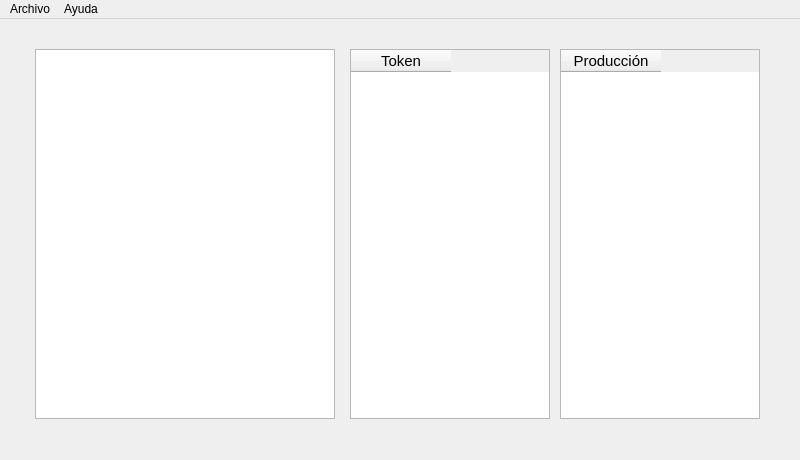
Qt form mainwindow.ui (josearg150/AnalizadorSintactico) before a commit.
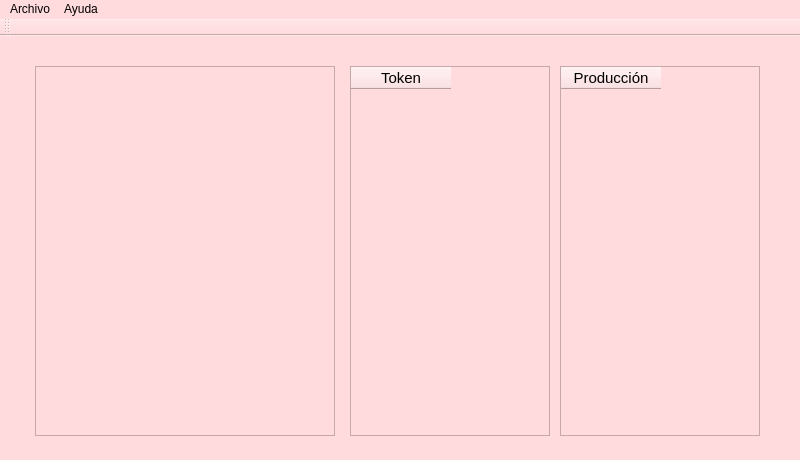
The same form after that commit.

Diff of the .ui file:
```diff
--- a/mainwindow.ui
+++ b/mainwindow.ui
@@ -13,6 +13,11 @@
   <property name="windowTitle">
    <string>Analizador L&amp;S</string>
   </property>
+  <property name="styleSheet">
+   <string notr="true">background-color: rgb(255, 219, 221);
+font: 8pt &quot;JetBrains Mono&quot;;
+</string>
+  </property>
   <widget class="QWidget" name="centralwidget">
    <widget class="QTableWidget" name="tokens">
     <property name="geometry">
@@ -23,6 +28,9 @@
       <height>370</height>
      </rect>
     </property>
+    <property name="styleSheet">
+     <string notr="true">font: 8pt &quot;JetBrains Mono&quot;;</string>
+    </property>
     <property name="lineWidth">
      <number>1</number>
     </property>
@@ -50,6 +58,9 @@
       <height>370</height>
      </rect>
     </property>
+    <property name="styleSheet">
+     <string notr="true">font: 8pt &quot;JetBrains Mono&quot;;</string>
+    </property>
     <property name="editTriggers">
      <set>QAbstractItemView::NoEditTriggers</set>
     </property>
@@ -79,10 +90,17 @@
     </property>
     <property name="font">
      <font>
-      <family>Segoe UI</family>
-      <pointsize>9</pointsize>
+      <family>JetBrains Mono</family>
+      <pointsize>8</pointsize>
+      <weight>50</weight>
+      <italic>false</italic>
+      <bold>false</bold>
      </font>
     </property>
+    <property name="styleSheet">
+     <string notr="true">selection-color: rgb(255, 44, 47);
+font: 8pt &quot;JetBrains Mono&quot;;</string>
+    </property>
    </widget>
   </widget>
   <widget class="QMenuBar" name="menubar">
@@ -91,9 +109,14 @@
      <x>0</x>
      <y>0</y>
      <width>800</width>
-     <height>20</height>
+     <height>19</height>
     </rect>
    </property>
+   <property name="styleSheet">
+    <string notr="true">selection-color: rgb(97, 12, 14);
+font: 8pt &quot;JetBrains Mono&quot;;
+selection-background-color: rgb(255, 181, 144);</string>
+   </property>
    <widget class="QMenu" name="menuArchivo">
     <property name="title">
      <string>Archivo</string>
@@ -114,6 +137,17 @@
    <addaction name="menuArchivo"/>
    <addaction name="menuAyuda"/>
   </widget>
+  <widget class="QToolBar" name="toolBar">
+   <property name="windowTitle">
+    <string>toolBar</string>
+   </property>
+   <attribute name="toolBarArea">
+    <enum>TopToolBarArea</enum>
+   </attribute>
+   <attribute name="toolBarBreak">
+    <bool>false</bool>
+   </attribute>
+  </widget>
   <action name="actionAbrir">
    <property name="text">
     <string>Abrir</string>
```
Left out of the diff: 6 changed lines with no effect on the pictures.
